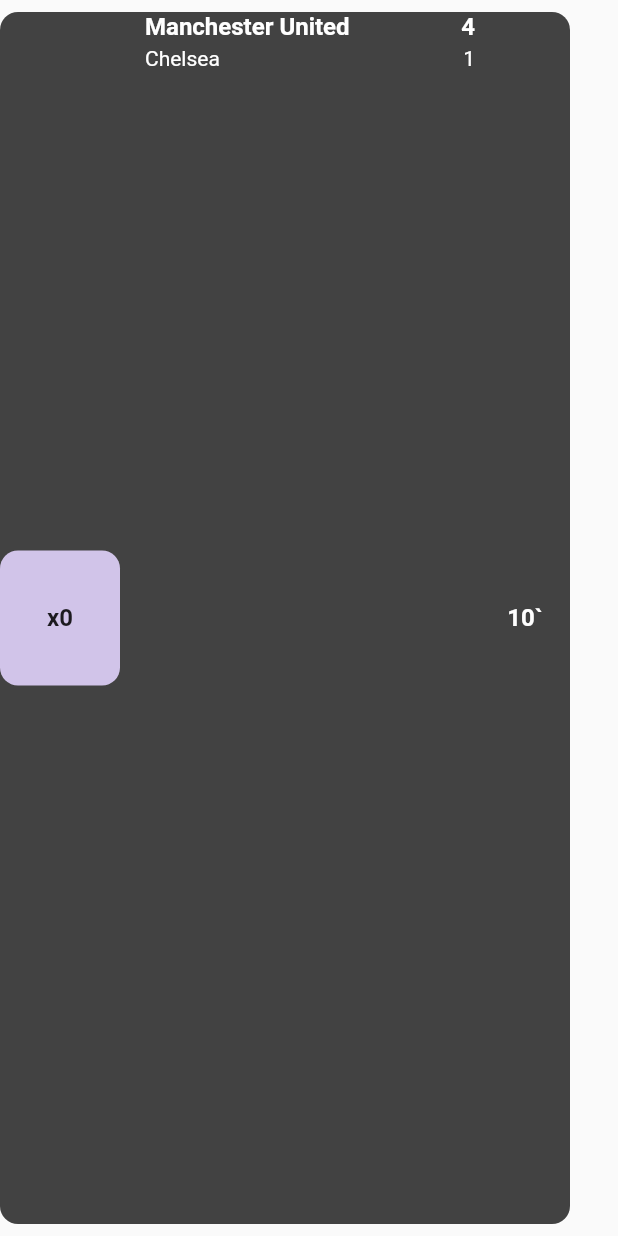
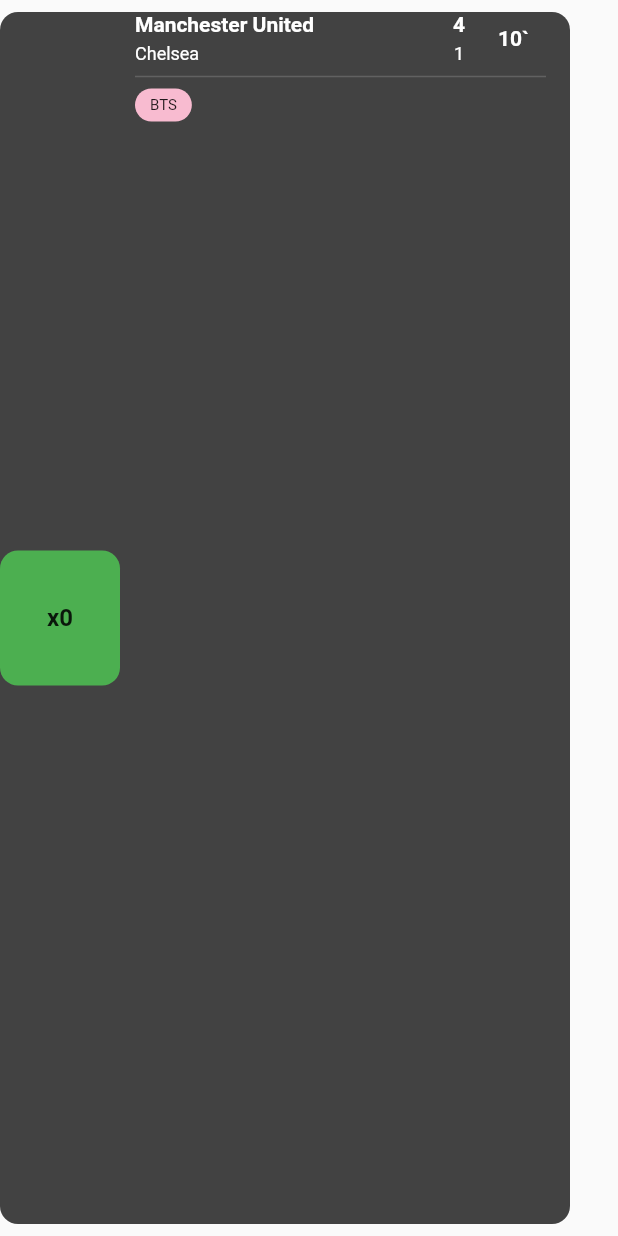
Before and after one commit to donald-88/betting_app, a Flutter app: the MyCard widget shown alone on an empty page, opened directly, on a phone screen of 412 x 824 dp. Run offline on Flutter 3.47's test engine with Material 2 defaults, Android fonts, the phone set to English and light mode, and no system bars; our stand-ins replace flutter_spinkit, iconsax; network calls fail.

```diff
--- a/lib/tabs/home.dart
+++ b/lib/tabs/home.dart
@@ -27,6 +27,8 @@ class _HomeState extends State<Home> {
   List odds = [
     1.0,1.1,1.2,1.3
   ];
+
+  List oddsType = [];
 
   List<Color> chipColors = [
     Colors.amber.shade300,
@@ -82,7 +84,7 @@ class _HomeState extends State<Home> {
                   itemCount: leagues.length,
                   itemBuilder: (context, index){
                   return Container(
-                    margin: EdgeInsets.symmetric(horizontal: 4),
+                    margin: const EdgeInsets.symmetric(horizontal: 4),
                     child: FilterChip(label: Text(leagues[index]),selected: selectedFilters.contains(leagues[index]),selectedColor: Colors.amber,checkmarkColor: Colors.white ,onSelected: (isSelected){
                       setState(() {
                         isSelected? selectedFilters.add(filterOptions[index]) : selectedFilters.remove(filterOptions[index]);
@@ -90,7 +92,7 @@ class _HomeState extends State<Home> {
                     }));
                 }),
               ),
-              SizedBox(height: 8),
+              const SizedBox(height: 8),
               SizedBox(
                 height: 40,
                 width: double.infinity,
@@ -99,7 +101,7 @@ class _HomeState extends State<Home> {
                   itemCount: odds.length,
                   itemBuilder: (context, index){
                   return Container(
-                    margin: EdgeInsets.symmetric(horizontal: 4),
+                    margin: const EdgeInsets.symmetric(horizontal: 4),
                     child: FilterChip(
                       label: Text('x${odds[index].toString()}'), onSelected: (bool value){}));
                 }),
@@ -123,7 +125,8 @@ class _HomeState extends State<Home> {
                                 score1: snapshot.data[index]['score1'].toString(),
                                 score2: snapshot.data[index]['score2'].toString(),
                                 minute: snapshot.data[index]['minute'].toString(),
-                                odds: snapshot.data[index]['markets']['totals'][0]['over']['v'].toString(),
+                                odds: '1.0',
+                                color: chipColors[0],
                               );
                             });
                       }
--- a/lib/tabs/myNotifications.dart
+++ b/lib/tabs/myNotifications.dart
@@ -22,7 +22,7 @@ class _MyNotificationsState extends State<MyNotifications> {
           children: [
             Text('Notifications', style: TextStyle(color: Colors.white, fontSize: 18, fontWeight: FontWeight.bold),),
             SizedBox(height: 20,),
-          MyCard(team1: 'Manchester United', team2: 'Chelsea', score1: '4', score2: '1', minute: '10', odds: '0')
+          MyCard(team1: 'Manchester United', team2: 'Chelsea', score1: '4', score2: '1', minute: '10', odds: '0', color: Colors.green,)
         ]),
       ),
     );
--- a/lib/widgets/myCard.dart
+++ b/lib/widgets/myCard.dart
@@ -7,6 +7,7 @@ class MyCard extends StatelessWidget {
   final String score2;
   final String minute;
   final String odds;
+  final Color color;
 
   const MyCard(
       {required this.team1,
@@ -14,13 +15,14 @@ class MyCard extends StatelessWidget {
       required this.score1,
       required this.score2,
       required this.minute,
-      required this.odds});
+      required this.odds,
+      required this.color});
 
   @override
   Widget build(BuildContext context) {
     double width = MediaQuery.of(context).size.width;
-    TextStyle winText = const TextStyle(color: Colors.white, fontSize: 16, fontWeight: FontWeight.bold);
-    TextStyle loseText = const TextStyle(color: Colors.white, fontSize: 14,);
+    TextStyle winText = const TextStyle(color: Colors.white, fontSize: 14, fontWeight: FontWeight.bold);
+    TextStyle loseText = const TextStyle(color: Colors.white, fontSize: 12,);
 
     return Container(
       width: width-32,
@@ -29,18 +31,17 @@ class MyCard extends StatelessWidget {
           borderRadius: const BorderRadius.all(Radius.circular(12))),
       margin: const EdgeInsets.symmetric(vertical: 8),
       child: Row(
-        mainAxisSize: MainAxisSize.max,
-        mainAxisAlignment: MainAxisAlignment.spaceBetween,
+        mainAxisAlignment: MainAxisAlignment.start,
         children: [
           Container(
             width: 80,
             height: 90,
-            decoration: BoxDecoration(color: Colors.deepPurple.shade100, borderRadius: const BorderRadius.all(Radius.circular(12))),
+            decoration: BoxDecoration(color: color, borderRadius: const BorderRadius.all(Radius.circular(12))),
             child:  Center(child: Text("x$odds",style: const TextStyle(fontSize: 16, fontWeight: FontWeight.w600,),)),
           ),
           const SizedBox(width: 10),
           SizedBox(
-            width: width-192,
+            width: width - 138,
             child: Column(
               crossAxisAlignment: CrossAxisAlignment.start,
               children: [
@@ -48,24 +49,48 @@ class MyCard extends StatelessWidget {
                   mainAxisAlignment: MainAxisAlignment.spaceBetween,
                   mainAxisSize: MainAxisSize.max,
                   children: [
-                    Expanded(child: Text(team1, style: winText, overflow: TextOverflow.ellipsis,)),
-                    Text(score1, style: winText,)
+                    Expanded(
+                      child: Column(
+                        crossAxisAlignment: CrossAxisAlignment.start,
+                        children: [
+                          Text(team1, style: winText,overflow: TextOverflow.ellipsis,),
+                          const SizedBox(height: 5,),
+                          Text(team2, style: loseText,overflow: TextOverflow.ellipsis,)
+                        ],
+                      ),
+                    ),
+                    SizedBox(
+                      width: 32,
+                      child: Column(
+                        children: [
+                          Text(score1, style: winText,),
+                          const SizedBox(height: 5,),
+                          Text(score2, style: loseText,),
+                        ],
+                      ),
+                    ),
+                    const SizedBox(width: 10,),
+                    SizedBox(
+                      width: 32,
+                      child: Text('$minute`' , style: winText,))
                   ],
                 ),
-                const SizedBox(height: 4),
-                Row(
-                  mainAxisAlignment: MainAxisAlignment.spaceBetween,
-                  children: [
-                    Expanded(child: Text(team2, style: loseText, overflow: TextOverflow.ellipsis,)),
-                    Text(score2, style: loseText,)
-                  ],
-                )
+                 Divider(
+                  thickness: 1,color: Colors.grey.shade700,
+                ),
+                Row(children: [
+                  Container(
+                    padding: const EdgeInsets.symmetric(horizontal: 10, vertical: 5),
+                    decoration: BoxDecoration(
+                      color: Colors.pink.shade100, borderRadius: const BorderRadius.all(Radius.circular(25))
+                    ),child: const Text("BTS",style: TextStyle(fontSize: 10),),
+                  )
+                ],),
+
               ],
             ),
           ),
-          SizedBox(
-            width: 60,
-            child: Center(child: Text(minute + r'`', style: winText,)))
+
 
         ],
       ),
```
